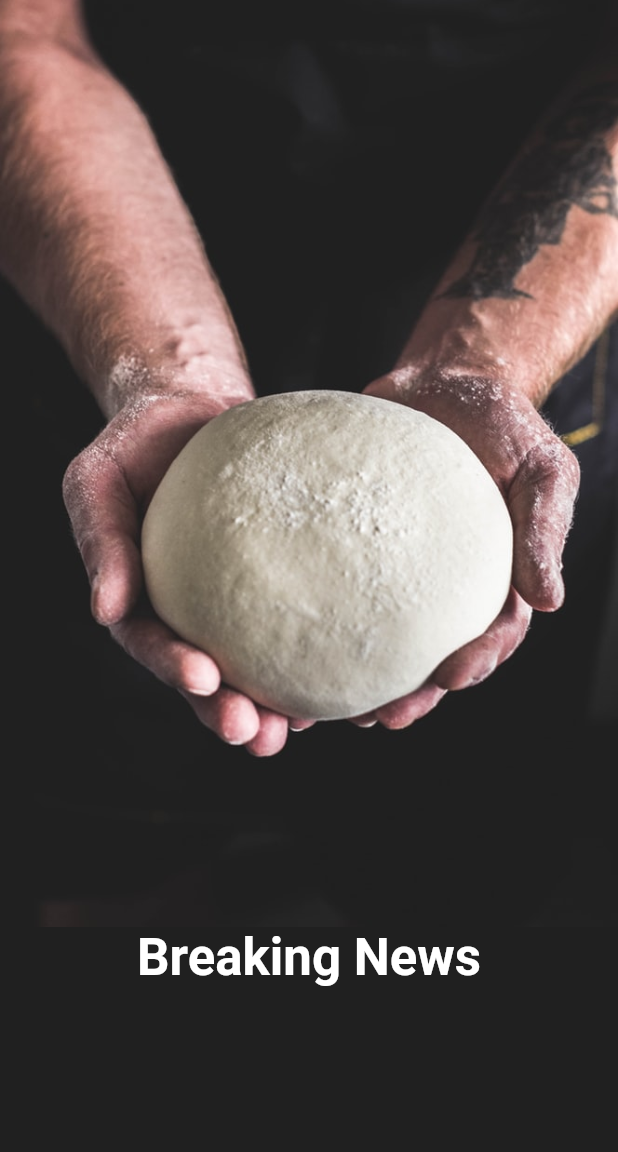
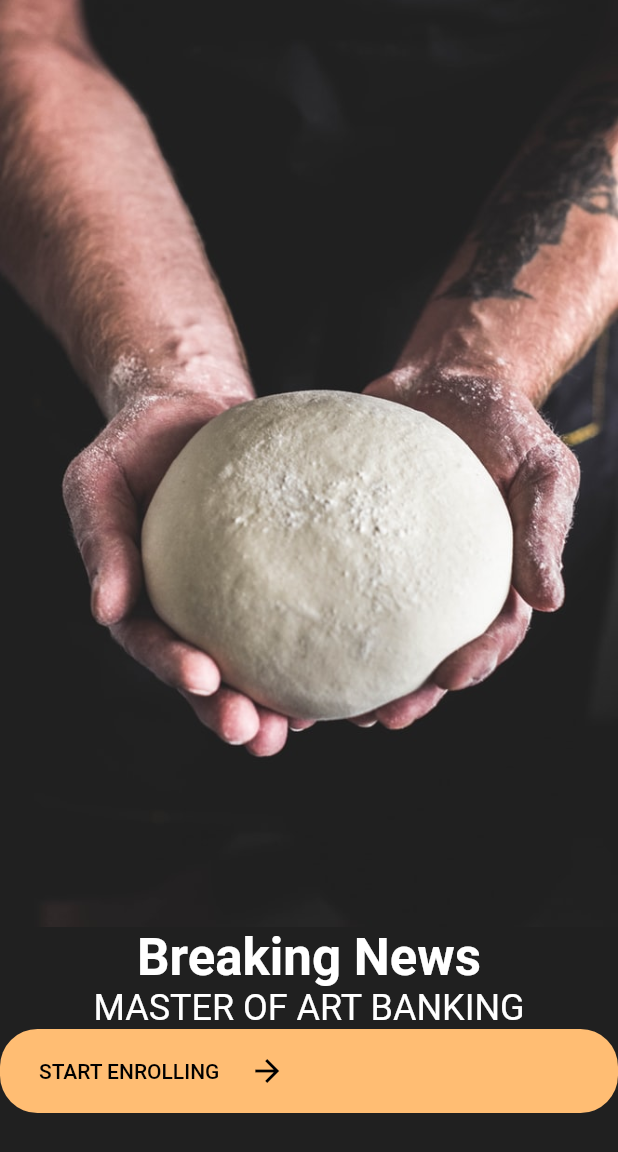
Before and after one commit to chamrouensann/login-screen, a Flutter app: the screen it shows after launch, on a phone screen of 412 x 824 dp. Shown: the top 1152 px of the screen. Run offline on Flutter 3.47's test engine with Material 2 defaults, Android fonts, the phone set to English and light mode, and no system bars.

Commit message:
Adding entrolling UI

```diff
--- a/logic_screen_source_code/lib/main.dart
+++ b/logic_screen_source_code/lib/main.dart
@@ -13,10 +13,11 @@ class MyApp extends StatelessWidget {
         primaryColor: kPrimaryColor,
         scaffoldBackgroundColor: kBackgroundColor,
         textTheme: TextTheme(
-            display1: TextStyle(color: Colors.white),
-            button: TextStyle(
-              color: kPrimaryColor,
-            )),
+            display1:
+                TextStyle(color: Colors.white, fontWeight: FontWeight.bold),
+            button: TextStyle(color: kPrimaryColor),
+            headline:
+                TextStyle(color: Colors.white, fontWeight: FontWeight.normal)),
       ),
       home: WelcomeScreen(),
     );
@@ -44,15 +45,44 @@ class WelcomeScreen extends StatelessWidget {
             child: Column(
               children: <Widget>[
                 RichText(
+                  textAlign: TextAlign.center,
                   text: TextSpan(children: [
+                    //Breaking News
                     TextSpan(
-                      text: "Breaking News",
-                      style: Theme.of(context)
-                          .textTheme
-                          .display1
-                          .copyWith(fontWeight: FontWeight.bold),
+                      text: "Breaking News\n",
+                      style: Theme.of(context).textTheme.display1,
                     ),
+                    //Master of Art Banking
+                    TextSpan(
+                      text: "MASTER OF ART BANKING",
+                      style: Theme.of(context).textTheme.headline,
+                    )
                   ]),
+                ),
+                Container(
+                  padding: EdgeInsets.symmetric(
+                    horizontal: 26,
+                    vertical: 16,
+                  ),
+                  decoration: BoxDecoration(
+                    borderRadius: BorderRadius.circular(25),
+                    color: kPrimaryColor,
+                  ),
+                  child: Row(
+                    children: <Widget>[
+                      Text(
+                        "START ENROLLING",
+                        style: Theme.of(context).textTheme.button.copyWith(
+                              color: Colors.black,
+                            ),
+                      ),
+                      SizedBox(width: 20),
+                      Icon(
+                        Icons.arrow_forward,
+                        color: Colors.black,
+                      )
+                    ],
+                  ),
                 ),
               ],
             ),
```
